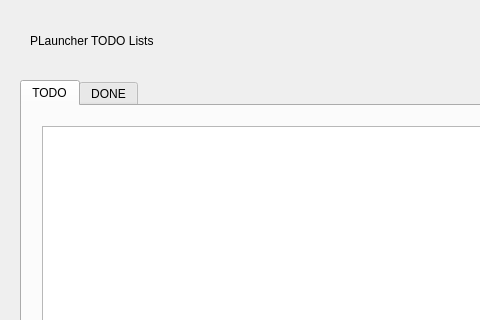
This is src/ui/todoWidget.ui in csy214-beep/Pelr as Qt 5 draws it before an edit; both pictures show x 0 to 480 and y 0 to 320 of the 1141 by 692 pixel window. The edited form follows.
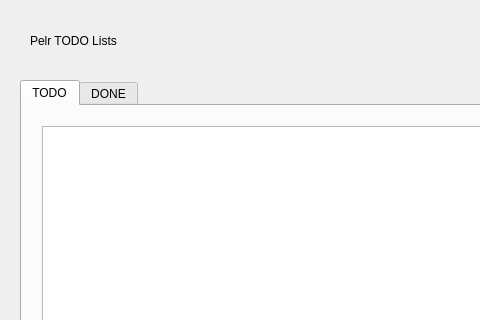
This is the edited form. Icons and pictures are not drawn.

Commit message: refactor: rename project Plauncher to Pelr

```diff
--- a/src/ui/todoWidget.ui
+++ b/src/ui/todoWidget.ui
@@ -359,7 +359,7 @@
     <item>
      <widget class="QLabel" name="label">
       <property name="text">
-       <string>PLauncher TODO Lists</string>
+       <string>Pelr TODO Lists</string>
       </property>
      </widget>
     </item>
```
The commit also changes 92 other files.
